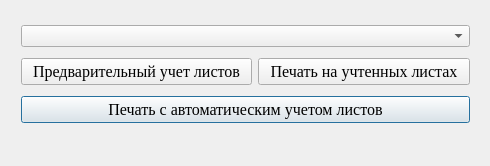
Above: vp_plugins/safeFatPrinter/selectwindow.ui from sobiron236/cupsfilter before the change. Below: the same form after it.
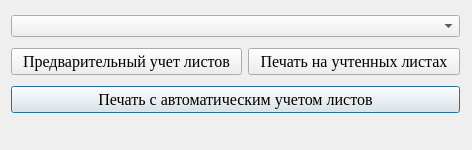
That is the form after the change.

Commit message: Глобальный переключатель разрешающий или запрещающий элементы управления на форме CentralWidget (enable|disable)

Diff of the .ui file:
```diff
--- a/vp_plugins/safeFatPrinter/selectwindow.ui
+++ b/vp_plugins/safeFatPrinter/selectwindow.ui
@@ -6,22 +6,16 @@
    <rect>
     <x>0</x>
     <y>0</y>
-    <width>490</width>
-    <height>166</height>
+    <width>472</width>
+    <height>150</height>
    </rect>
   </property>
   <property name="windowTitle">
    <string>MainWindow</string>
   </property>
-  <widget class="QWidget" name="centralwidget">
-   <widget class="QWidget" name="centralWidget" native="true">
-    <property name="geometry">
-     <rect>
-      <x>10</x>
-      <y>10</y>
-      <width>469</width>
-      <height>131</height>
-     </rect>
+  <widget class="QWidget" name="centralWidget">
+   <property name="enabled">
+    <bool>true</bool>
     </property>
     <widget class="QWidget" name="gridLayoutWidget">
      <property name="geometry">
@@ -35,6 +29,9 @@
      <layout class="QGridLayout" name="gridLayout">
       <item row="1" column="0">
        <widget class="QPushButton" name="printModeAccounting">
+       <property name="enabled">
+        <bool>true</bool>
+       </property>
         <property name="font">
          <font>
           <family>Times New Roman</family>
@@ -52,6 +49,9 @@
       </item>
       <item row="1" column="1">
        <widget class="QPushButton" name="printFromAccountPaper">
+       <property name="enabled">
+        <bool>true</bool>
+       </property>
         <property name="font">
          <font>
           <family>Times New Roman</family>
@@ -66,6 +66,9 @@
       </item>
       <item row="2" column="0" colspan="2">
        <widget class="QPushButton" name="printWithAccountingPaper">
+       <property name="enabled">
+        <bool>true</bool>
+       </property>
         <property name="font">
          <font>
           <family>Times New Roman</family>
@@ -82,10 +85,13 @@
        </widget>
       </item>
       <item row="0" column="0" colspan="2">
-       <widget class="QComboBox" name="printerCBox"/>
-      </item>
-     </layout>
-    </widget>
+      <widget class="QComboBox" name="printerCBox">
+       <property name="enabled">
+        <bool>true</bool>
+       </property>
+      </widget>
+     </item>
+    </layout>
    </widget>
   </widget>
   <widget class="QStatusBar" name="statusbar">
```
Lines whose indentation alone changed are shown as unchanged.
